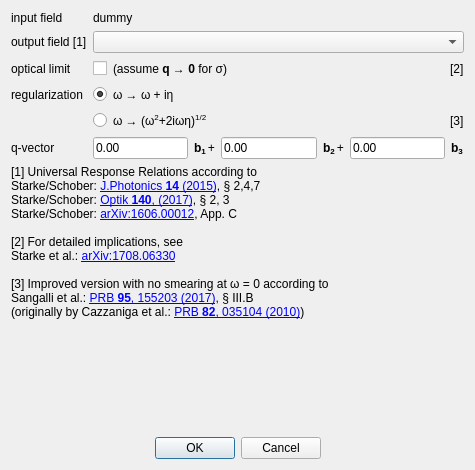
PandaScience/ElkOpticsAnalyzer, file elkoa/gui/Convert.ui: the form before one commit.
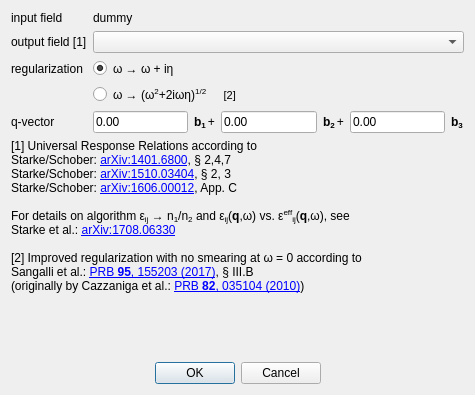
The form after the commit.

Commit message:
Cleanup converter dialog and remove optical limit
- Rearrange some style elements
- Remove superfluous optical limit option

What changed in the file:
```diff
--- a/elkoa/gui/Convert.ui
+++ b/elkoa/gui/Convert.ui
@@ -24,7 +24,7 @@
     <x>0</x>
     <y>0</y>
     <width>475</width>
-    <height>470</height>
+    <height>395</height>
    </rect>
   </property>
   <property name="sizePolicy">
@@ -36,19 +36,51 @@
   <property name="minimumSize">
    <size>
     <width>475</width>
-    <height>285</height>
+    <height>255</height>
    </size>
   </property>
   <property name="maximumSize">
    <size>
     <width>475</width>
-    <height>470</height>
+    <height>440</height>
    </size>
   </property>
   <property name="windowTitle">
    <string>Convert</string>
   </property>
   <layout class="QGridLayout" name="gridLayout">
+   <item row="1" column="0">
+    <widget class="QLabel" name="labelReferences">
+     <property name="text">
+      <string>&lt;html&gt;&lt;head/&gt;&lt;body&gt;&lt;p&gt;&lt;span style=&quot; font-size:9pt;&quot;&gt;[1] Universal Response Relations according to&lt;br/&gt;Starke/Schober: &lt;/span&gt;&lt;a href=&quot;https://arxiv.org/abs/1401.6800&quot;&gt;&lt;span style=&quot; font-size:9pt; text-decoration: underline; color:#0000ff;&quot;&gt;arXiv:1401.6800&lt;/span&gt;&lt;/a&gt;&lt;span style=&quot; font-size:9pt;&quot;&gt;, § 2,4,7 &lt;br/&gt;Starke/Schober: &lt;/span&gt;&lt;a href=&quot;https://arxiv.org/abs/1510.03404&quot;&gt;&lt;span style=&quot; font-size:9pt; text-decoration: underline; color:#0000ff;&quot;&gt;arXiv:1510.03404&lt;/span&gt;&lt;/a&gt;&lt;span style=&quot; font-size:9pt;&quot;&gt;, § 2, 3&lt;/span&gt;&lt;a href=&quot;https://doi.org/10.1016/j.ijleo.2017.03.088&quot;&gt;&lt;span style=&quot; font-size:9pt; text-decoration: underline; color:#0000ff;&quot;&gt;&lt;br/&gt;&lt;/span&gt;&lt;/a&gt;&lt;span style=&quot; font-size:9pt;&quot;&gt;Starke/Schober: &lt;/span&gt;&lt;a href=&quot;https://arxiv.org/abs/1606.00012&quot;&gt;&lt;span style=&quot; font-size:9pt; text-decoration: underline; color:#0000ff;&quot;&gt;arXiv:1606.00012&lt;/span&gt;&lt;/a&gt;&lt;span style=&quot; font-size:9pt;&quot;&gt;, App. C&lt;br/&gt;&lt;br/&gt;For details on algorithm ε&lt;/span&gt;&lt;span style=&quot; font-size:9pt; vertical-align:sub;&quot;&gt;ij&lt;/span&gt;&lt;span style=&quot; font-size:9pt;&quot;&gt; → n&lt;/span&gt;&lt;span style=&quot; font-size:9pt; vertical-align:sub;&quot;&gt;1&lt;/span&gt;&lt;span style=&quot; font-size:9pt;&quot;&gt;/n&lt;/span&gt;&lt;span style=&quot; font-size:9pt; vertical-align:sub;&quot;&gt;2&lt;/span&gt;&lt;span style=&quot; font-size:9pt;&quot;&gt; and ε&lt;/span&gt;&lt;span style=&quot; font-size:9pt; vertical-align:sub;&quot;&gt;ij&lt;/span&gt;&lt;span style=&quot; font-size:9pt;&quot;&gt;(&lt;/span&gt;&lt;span style=&quot; font-size:9pt; font-weight:600;&quot;&gt;q&lt;/span&gt;&lt;span style=&quot; font-size:9pt;&quot;&gt;,ω) vs. ε&lt;/span&gt;&lt;span style=&quot; font-size:9pt; vertical-align:super;&quot;&gt;eff&lt;/span&gt;&lt;span style=&quot; font-size:9pt; vertical-align:sub;&quot;&gt;ij&lt;/span&gt;&lt;span style=&quot; font-size:9pt;&quot;&gt;(&lt;/span&gt;&lt;span style=&quot; font-size:9pt; font-weight:600;&quot;&gt;q&lt;/span&gt;&lt;span style=&quot; font-size:9pt;&quot;&gt;,ω), see&lt;br/&gt;Starke et al.: &lt;/span&gt;&lt;a href=&quot;https://arxiv.org/abs/1708.06330&quot;&gt;&lt;span style=&quot; font-size:9pt; text-decoration: underline; color:#0000ff;&quot;&gt;arXiv:1708.06330&lt;/span&gt;&lt;/a&gt;&lt;span style=&quot; font-size:9pt;&quot;&gt;&lt;br/&gt;&lt;br/&gt;[2] Improved regularization with no smearing at ω = 0 according to&lt;br/&gt;Sangalli et al.: &lt;/span&gt;&lt;a href=&quot;https://doi.org/10.1103/PhysRevB.95.155203&quot;&gt;&lt;span style=&quot; font-size:9pt; text-decoration: underline; color:#0000ff;&quot;&gt;PRB &lt;/span&gt;&lt;/a&gt;&lt;a href=&quot;https://doi.org/10.1103/PhysRevB.95.155203&quot;&gt;&lt;span style=&quot; font-size:9pt; font-weight:600; text-decoration: underline; color:#0000ff;&quot;&gt;95&lt;/span&gt;&lt;/a&gt;&lt;a href=&quot;https://doi.org/10.1103/PhysRevB.95.155203&quot;&gt;&lt;span style=&quot; font-size:9pt; text-decoration: underline; color:#0000ff;&quot;&gt;, 155203 (2017)&lt;/span&gt;&lt;/a&gt;&lt;span style=&quot; font-size:9pt;&quot;&gt;, § III.B &lt;br/&gt;(originally by Cazzaniga et al.: &lt;/span&gt;&lt;a href=&quot;https://doi.org/10.1103/PhysRevB.82.035104&quot;&gt;&lt;span style=&quot; font-size:9pt; text-decoration: underline; color:#0000ff;&quot;&gt;PRB &lt;/span&gt;&lt;/a&gt;&lt;a href=&quot;https://doi.org/10.1103/PhysRevB.82.035104&quot;&gt;&lt;span style=&quot; font-size:9pt; font-weight:600; text-decoration: underline; color:#0000ff;&quot;&gt;82&lt;/span&gt;&lt;/a&gt;&lt;a href=&quot;https://doi.org/10.1103/PhysRevB.82.035104&quot;&gt;&lt;span style=&quot; font-size:9pt; text-decoration: underline; color:#0000ff;&quot;&gt;, 035104 (2010)&lt;/span&gt;&lt;/a&gt;&lt;span style=&quot; font-size:9pt;&quot;&gt;)&lt;/span&gt;&lt;/p&gt;&lt;/body&gt;&lt;/html&gt;</string>
+     </property>
+     <property name="textFormat">
+      <enum>Qt::RichText</enum>
+     </property>
+     <property name="openExternalLinks">
+      <bool>true</bool>
+     </property>
+    </widget>
+   </item>
+   <item row="6" column="0">
+    <widget class="QDialogButtonBox" name="buttonBox">
+     <property name="sizePolicy">
+      <sizepolicy hsizetype="Preferred" vsizetype="Fixed">
+       <horstretch>0</horstretch>
+       <verstretch>0</verstretch>
+      </sizepolicy>
+     </property>
+     <property name="orientation">
+      <enum>Qt::Horizontal</enum>
+     </property>
+     <property name="standardButtons">
+      <set>QDialogButtonBox::Cancel|QDialogButtonBox::Ok</set>
+     </property>
+     <property name="centerButtons">
+      <bool>true</bool>
+     </property>
+    </widget>
+   </item>
    <item row="5" column="0">
     <spacer name="verticalSpacer">
      <property name="orientation">
@@ -89,20 +121,13 @@
       <widget class="QComboBox" name="comboBox"/>
      </item>
      <item row="2" column="0">
-      <widget class="QLabel" name="labelOpticalLimit_2">
-       <property name="text">
-        <string>optical limit</string>
-       </property>
-      </widget>
-     </item>
-     <item row="3" column="0">
       <widget class="QLabel" name="labelRegularization">
        <property name="text">
         <string>regularization</string>
        </property>
       </widget>
      </item>
-     <item row="3" column="1">
+     <item row="2" column="1">
       <layout class="QHBoxLayout" name="horizontalLayout_4">
        <item>
         <widget class="QRadioButton" name="btnConventional">
@@ -136,7 +161,7 @@
        </item>
       </layout>
      </item>
-     <item row="4" column="1">
+     <item row="3" column="1">
       <layout class="QHBoxLayout" name="horizontalLayout">
        <item>
         <widget class="QRadioButton" name="btnImproved">
@@ -154,7 +179,7 @@
           </sizepolicy>
          </property>
          <property name="text">
-          <string>&lt;html&gt;&lt;head/&gt;&lt;body&gt;&lt;p&gt;ω → (ω&lt;span style=&quot; vertical-align:super;&quot;&gt;2&lt;/span&gt;+2iωη)&lt;span style=&quot; vertical-align:super;&quot;&gt;1/2&lt;/span&gt;&lt;/p&gt;&lt;/body&gt;&lt;/html&gt;</string>
+          <string>&lt;html&gt;&lt;head/&gt;&lt;body&gt;&lt;p&gt;ω → (ω&lt;span style=&quot; vertical-align:super;&quot;&gt;2&lt;/span&gt;+2iωη)&lt;span style=&quot; vertical-align:super;&quot;&gt;1/2 &lt;/span&gt;&lt;span style=&quot; font-size:8pt;&quot;&gt;     [2]&lt;/span&gt;&lt;/p&gt;&lt;/body&gt;&lt;/html&gt;</string>
          </property>
          <property name="textFormat">
           <enum>Qt::RichText</enum>
@@ -174,23 +199,16 @@
          </property>
         </spacer>
        </item>
-       <item>
-        <widget class="QLabel" name="labelRefImproved">
-         <property name="text">
-          <string>&lt;html&gt;&lt;head/&gt;&lt;body&gt;&lt;p&gt;&lt;span style=&quot; font-size:9pt;&quot;&gt;[3]&lt;/span&gt;&lt;/p&gt;&lt;/body&gt;&lt;/html&gt;</string>
-         </property>
-        </widget>
-       </item>
       </layout>
      </item>
-     <item row="5" column="0">
+     <item row="4" column="0">
       <widget class="QLabel" name="labelQVector">
        <property name="text">
         <string>q-vector</string>
        </property>
       </widget>
      </item>
-     <item row="5" column="1">
+     <item row="4" column="1">
       <layout class="QHBoxLayout" name="horizontalLayout_2">
        <item>
         <widget class="QLineEdit" name="lineEditQ1">
@@ -236,75 +254,8 @@
        </item>
       </layout>
      </item>
-     <item row="2" column="1">
-      <layout class="QHBoxLayout" name="horizontalLayout_3">
-       <item>
-        <widget class="QCheckBox" name="checkBoxOL">
-         <property name="text">
-          <string/>
-         </property>
-        </widget>
-       </item>
-       <item>
-        <widget class="QLabel" name="labelOpticalLimit">
-         <property name="text">
-          <string>&lt;html&gt;&lt;head/&gt;&lt;body&gt;&lt;p&gt;(assume &lt;span style=&quot; font-weight:600;&quot;&gt;q&lt;/span&gt; → &lt;span style=&quot; font-weight:600;&quot;&gt;0&lt;/span&gt; for σ)&lt;/p&gt;&lt;/body&gt;&lt;/html&gt;</string>
-         </property>
-        </widget>
-       </item>
-       <item>
-        <spacer name="horizontalSpacer_3">
-         <property name="orientation">
-          <enum>Qt::Horizontal</enum>
-         </property>
-         <property name="sizeHint" stdset="0">
-          <size>
-           <width>40</width>
-           <height>20</height>
-          </size>
-         </property>
-        </spacer>
-       </item>
-       <item>
-        <widget class="QLabel" name="labelRef_2">
-         <property name="text">
-          <string>&lt;html&gt;&lt;head/&gt;&lt;body&gt;&lt;p&gt;&lt;span style=&quot; font-size:9pt;&quot;&gt;[2]&lt;/span&gt;&lt;/p&gt;&lt;/body&gt;&lt;/html&gt;</string>
-         </property>
-        </widget>
-       </item>
-      </layout>
-     </item>
     </layout>
    </item>
-   <item row="6" column="0">
-    <widget class="QDialogButtonBox" name="buttonBox">
-     <property name="sizePolicy">
-      <sizepolicy hsizetype="Preferred" vsizetype="Fixed">
-       <horstretch>0</horstretch>
-       <verstretch>0</verstretch>
-      </sizepolicy>
-     </property>
-     <property name="orientation">
-      <enum>Qt::Horizontal</enum>
-     </property>
-     <property name="standardButtons">
-      <set>QDialogButtonBox::Cancel|QDialogButtonBox::Ok</set>
-     </property>
-     <property name="centerButtons">
-      <bool>true</bool>
-     </property>
-    </widget>
-   </item>
-   <item row="4" column="0">
-    <widget class="QLabel" name="labelReferences">
-     <property name="text">
-      <string>&lt;html&gt;&lt;head/&gt;&lt;body&gt;&lt;p&gt;&lt;span style=&quot; font-size:9pt;&quot;&gt;[1] Universal Response Relations according to&lt;br/&gt;Starke/Schober: &lt;/span&gt;&lt;a href=&quot;https://doi.org/10.1016/j.photonics.2015.02.001&quot;&gt;&lt;span style=&quot; font-size:9pt; text-decoration: underline; color:#0000ff;&quot;&gt;J.Photonics &lt;/span&gt;&lt;/a&gt;&lt;a href=&quot;https://doi.org/10.1016/j.photonics.2015.02.001&quot;&gt;&lt;span style=&quot; font-size:9pt; font-weight:600; text-decoration: underline; color:#0000ff;&quot;&gt;14&lt;/span&gt;&lt;/a&gt;&lt;a href=&quot;https://doi.org/10.1016/j.photonics.2015.02.001&quot;&gt;&lt;span style=&quot; font-size:9pt; text-decoration: underline; color:#0000ff;&quot;&gt; (2015)&lt;/span&gt;&lt;/a&gt;&lt;span style=&quot; font-size:9pt;&quot;&gt;, § 2,4,7 &lt;br/&gt;Starke/Schober: &lt;/span&gt;&lt;a href=&quot;https://doi.org/10.1016/j.ijleo.2017.03.088&quot;&gt;&lt;span style=&quot; font-size:9pt; text-decoration: underline; color:#0000ff;&quot;&gt;Optik &lt;/span&gt;&lt;/a&gt;&lt;a href=&quot;https://doi.org/10.1016/j.ijleo.2017.03.088&quot;&gt;&lt;span style=&quot; font-size:9pt; font-weight:600; text-decoration: underline; color:#0000ff;&quot;&gt;140&lt;/span&gt;&lt;/a&gt;&lt;a href=&quot;https://doi.org/10.1016/j.ijleo.2017.03.088&quot;&gt;&lt;span style=&quot; font-size:9pt; text-decoration: underline; color:#0000ff;&quot;&gt;, (2017)&lt;/span&gt;&lt;/a&gt;&lt;span style=&quot; font-size:9pt;&quot;&gt;, § 2, 3&lt;/span&gt;&lt;a href=&quot;https://doi.org/10.1016/j.ijleo.2017.03.088&quot;&gt;&lt;span style=&quot; font-size:9pt; text-decoration: underline; color:#0000ff;&quot;&gt;&lt;br/&gt;&lt;/span&gt;&lt;/a&gt;&lt;span style=&quot; font-size:9pt;&quot;&gt;Starke/Schober: &lt;/span&gt;&lt;a href=&quot;https://arxiv.org/abs/1606.00012&quot;&gt;&lt;span style=&quot; font-size:9pt; text-decoration: underline; color:#0000ff;&quot;&gt;arXiv:1606.00012&lt;/span&gt;&lt;/a&gt;&lt;span style=&quot; font-size:9pt;&quot;&gt;, App. C&lt;br/&gt;&lt;br/&gt;[2] For detailed implications, see&lt;br/&gt;Starke et al.: &lt;/span&gt;&lt;a href=&quot;https://arxiv.org/abs/1708.06330&quot;&gt;&lt;span style=&quot; font-size:9pt; text-decoration: underline; color:#0000ff;&quot;&gt;arXiv:1708.06330&lt;/span&gt;&lt;/a&gt;&lt;span style=&quot; font-size:9pt;&quot;&gt;&lt;br/&gt;&lt;br/&gt;[3] Improved version with no smearing at ω = 0 according to&lt;br/&gt;Sangalli et al.: &lt;/span&gt;&lt;a href=&quot;https://doi.org/10.1103/PhysRevB.95.155203&quot;&gt;&lt;span style=&quot; font-size:9pt; text-decoration: underline; color:#0000ff;&quot;&gt;PRB &lt;/span&gt;&lt;/a&gt;&lt;a href=&quot;https://doi.org/10.1103/PhysRevB.95.155203&quot;&gt;&lt;span style=&quot; font-size:9pt; font-weight:600; text-decoration: underline; color:#0000ff;&quot;&gt;95&lt;/span&gt;&lt;/a&gt;&lt;a href=&quot;https://doi.org/10.1103/PhysRevB.95.155203&quot;&gt;&lt;span style=&quot; font-size:9pt; text-decoration: underline; color:#0000ff;&quot;&gt;, 155203 (2017)&lt;/span&gt;&lt;/a&gt;&lt;span style=&quot; font-size:9pt;&quot;&gt;, § III.B &lt;br/&gt;(originally by Cazzaniga et al.: &lt;/span&gt;&lt;a href=&quot;https://doi.org/10.1103/PhysRevB.82.035104&quot;&gt;&lt;span style=&quot; font-size:9pt; text-decoration: underline; color:#0000ff;&quot;&gt;PRB &lt;/span&gt;&lt;/a&gt;&lt;a href=&quot;https://doi.org/10.1103/PhysRevB.82.035104&quot;&gt;&lt;span style=&quot; font-size:9pt; font-weight:600; text-decoration: underline; color:#0000ff;&quot;&gt;82&lt;/span&gt;&lt;/a&gt;&lt;a href=&quot;https://doi.org/10.1103/PhysRevB.82.035104&quot;&gt;&lt;span style=&quot; font-size:9pt; text-decoration: underline; color:#0000ff;&quot;&gt;, 035104 (2010)&lt;/span&gt;&lt;/a&gt;&lt;span style=&quot; font-size:9pt;&quot;&gt;)&lt;/span&gt;&lt;/p&gt;&lt;/body&gt;&lt;/html&gt;</string>
-     </property>
-     <property name="textFormat">
-      <enum>Qt::RichText</enum>
-     </property>
-    </widget>
-   </item>
   </layout>
  </widget>
  <resources/>
```
Left out of the diff: 9 changed lines with no effect on the pictures. The commit also changes 3 other files.
